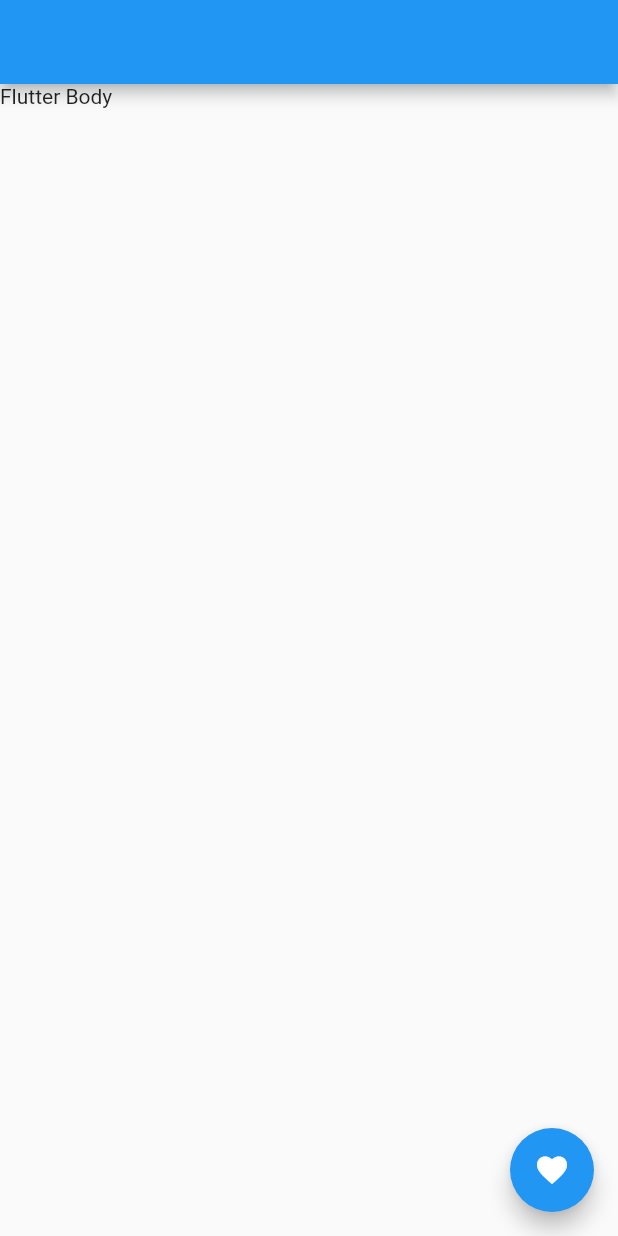
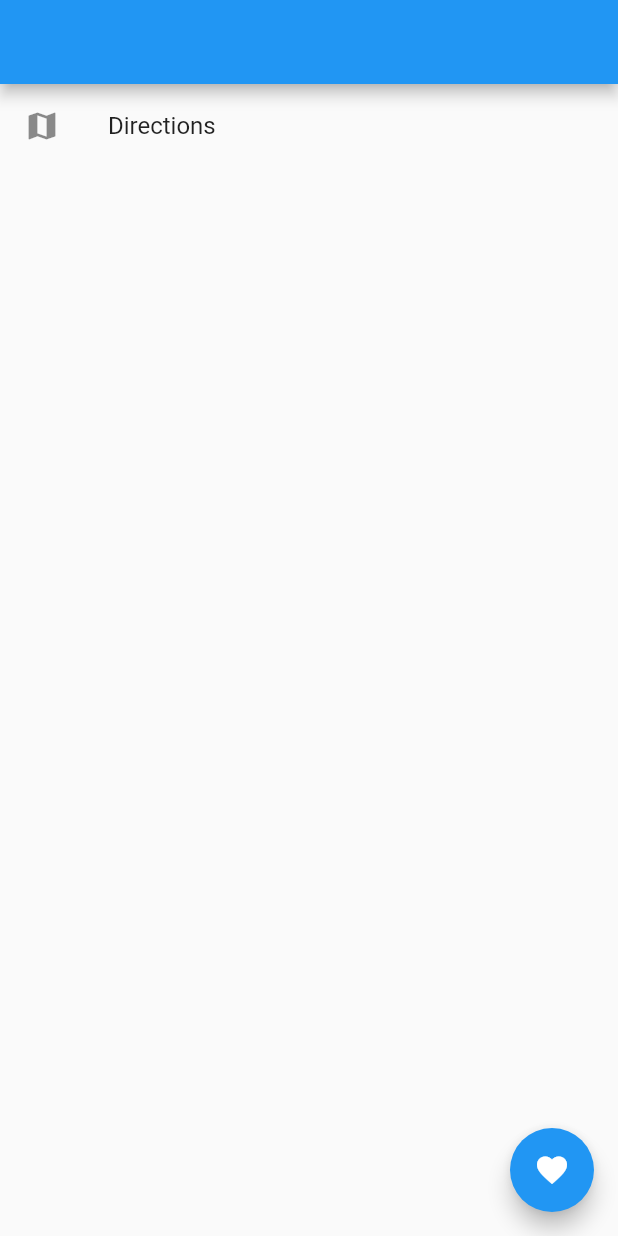
Before and after one commit to amanjeetsingh150/FlutterPlayground, a Flutter app: the screen it shows after launch, on a phone screen of 412 x 824 dp. Run offline on Flutter 3.47's test engine with Material 2 defaults, Android fonts, the phone set to English and light mode, and no system bars.

Commit message:
feat: tried the list view super Ez

```diff
--- a/lib/main.dart
+++ b/lib/main.dart
@@ -9,7 +9,11 @@ class MyApp extends StatelessWidget {
       title: 'FlutterPlayGround',
       home: Scaffold(
           appBar: AppBar(),
-          body: Text("Flutter Body"),
+          body: ListView(
+            children: <Widget>[
+              ListTile(leading: Icon(Icons.map), title: Text("Directions"))
+            ],
+          ),
           floatingActionButton: FloatingActionButton(
             onPressed: () {},
             child: Icon(Icons.favorite),
```
